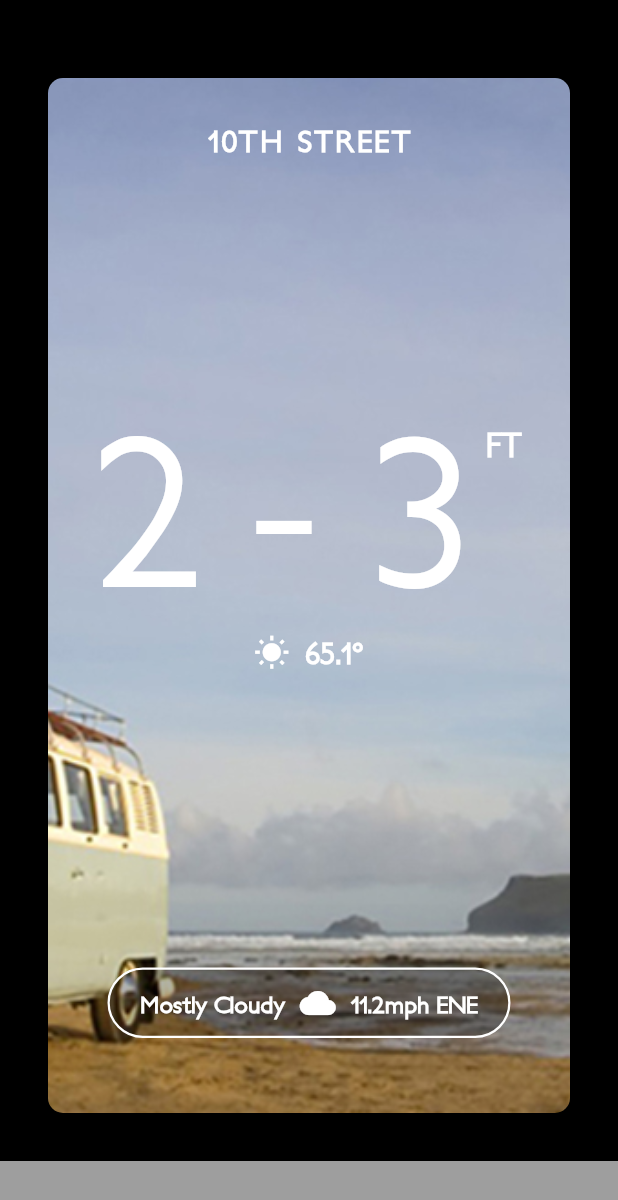
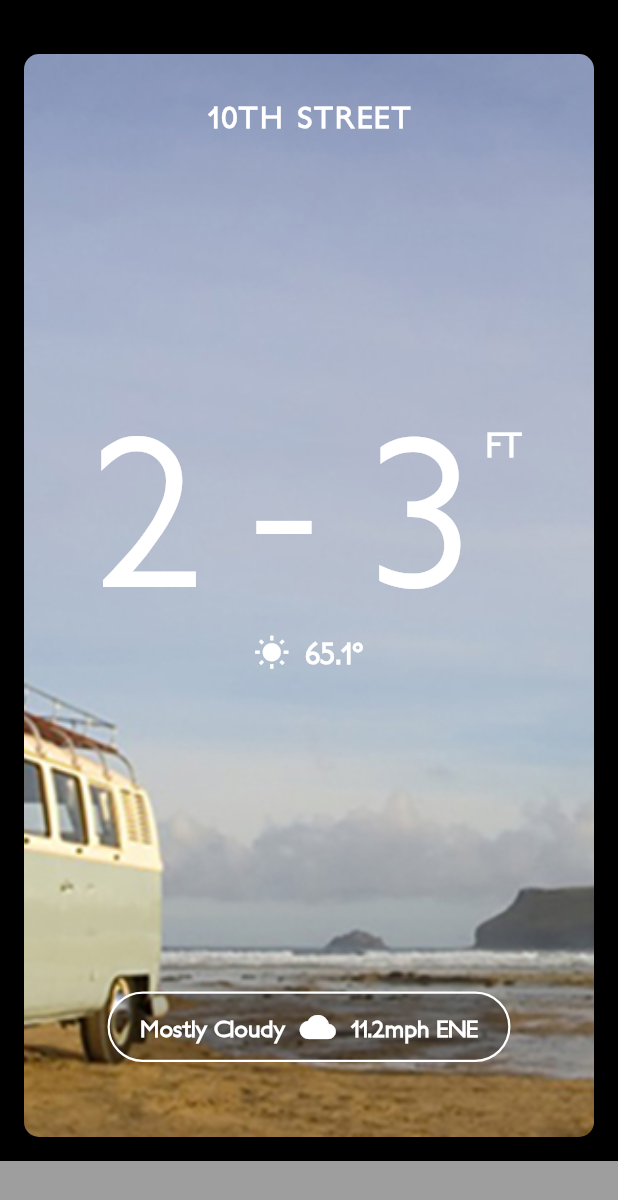
Before and after one commit to craigfisk/Flipper_Flutter_Carousel, a Flutter app: the screen it shows after launch, on a phone screen of 412 x 824 dp. Shown: the top 1200 px of the screen. Run offline on Flutter 3.47's test engine with Material 2 defaults, Android fonts, the phone set to English and light mode, and no system bars.

Commit message:
Removed top-level padding to reduce spacing.

```diff
--- a/lib/main.dart
+++ b/lib/main.dart
@@ -46,11 +46,11 @@ class _MyHomePageState extends State<MyHomePage> {
 
           // cards
           new Expanded(
-            child: Padding(
-              padding: const EdgeInsets.all(16.0),
+          //  child: Padding(
+          //    padding: const EdgeInsets.all(16.0),
               child: new CardFlipper(),
             ),
-          ),
+          //),
 
           // bottom bar
           new Container(
```
